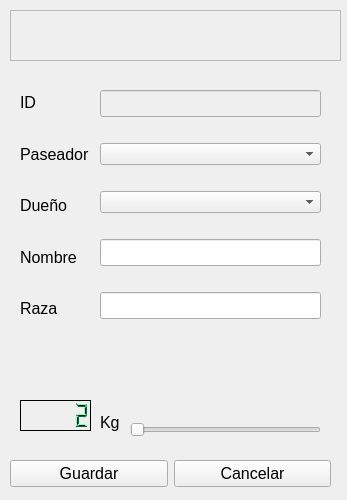
Qt form interfas/ALta_baja_mascota.ui (AsmisAlan/TrabajoFinal) before a commit.
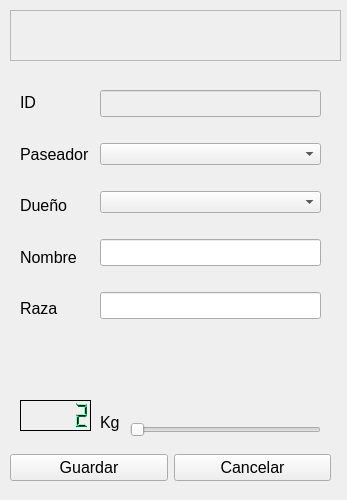
The same form after that commit. Icons and pictures are not drawn.

```diff
--- a/interfas/ALta_baja_mascota.ui
+++ b/interfas/ALta_baja_mascota.ui
@@ -617,7 +617,7 @@
     <enum>Qt::AutoText</enum>
    </property>
   </widget>
-  <widget class="QWidget" name="">
+  <widget class="QWidget" name="layoutWidget">
    <property name="geometry">
     <rect>
      <x>20</x>
@@ -709,13 +709,13 @@
     </item>
    </layout>
   </widget>
-  <widget class="QWidget" name="">
+  <widget class="QWidget" name="layoutWidget">
    <property name="geometry">
     <rect>
      <x>10</x>
-     <y>460</y>
+     <y>447</y>
      <width>321</width>
-     <height>28</height>
+     <height>41</height>
     </rect>
    </property>
    <layout class="QHBoxLayout" name="horizontalLayout">
@@ -747,7 +747,7 @@
     </item>
    </layout>
   </widget>
-  <widget class="QWidget" name="">
+  <widget class="QWidget" name="layoutWidget">
    <property name="geometry">
     <rect>
      <x>100</x>
```
Left out of the diff: 9 changed lines with no effect on the pictures.
